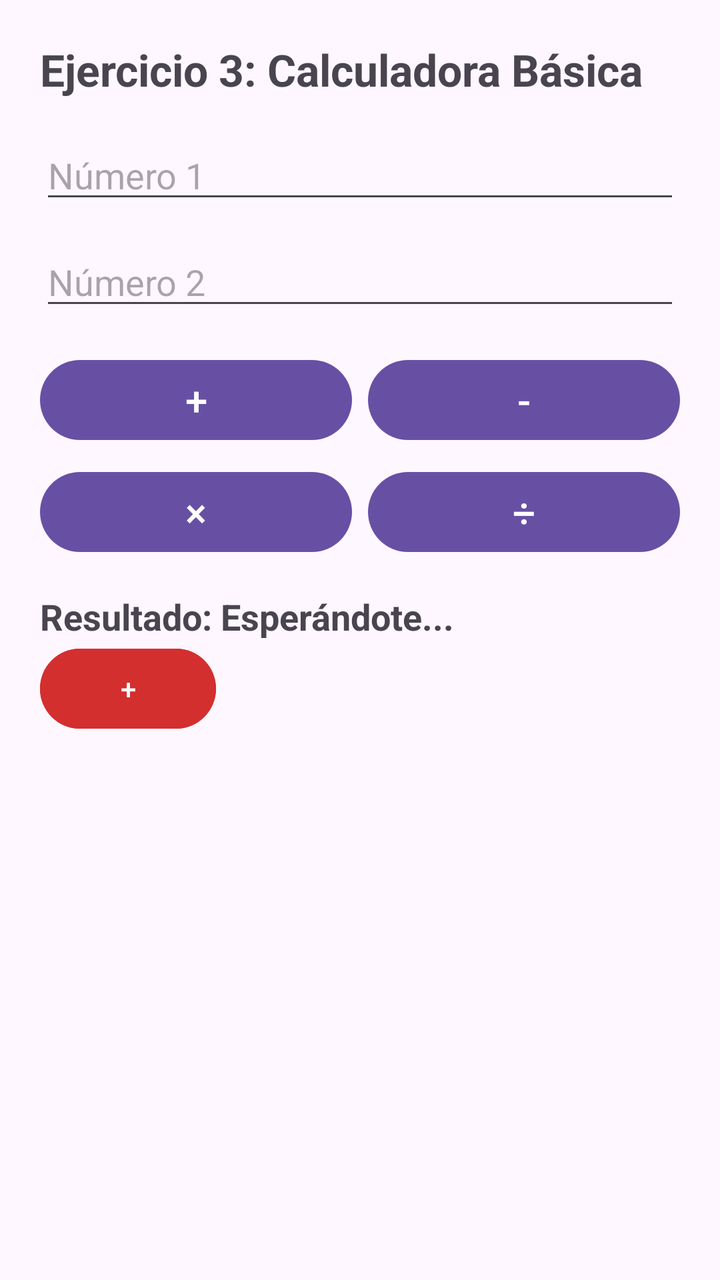
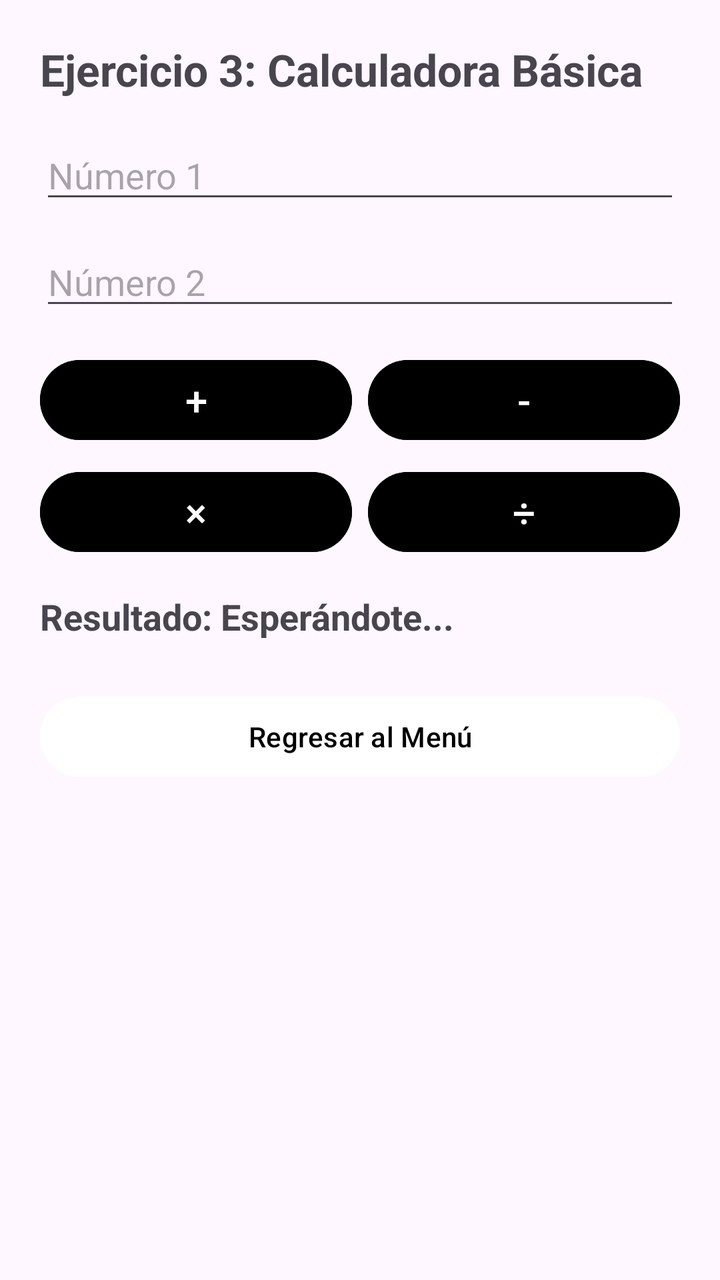

The first picture is an Android layout as it rendered before a commit; the second is the same layout after the commit. The layout source and the unified diff follow.
<!-- AndroidManifest.xml: application theme Theme.Desafio1DSML -->
<!-- res/layout/activity_ejercicio3.xml -->
<?xml version="1.0" encoding="utf-8"?>
<ScrollView xmlns:android="http://schemas.android.com/apk/res/android"
    xmlns:tools="http://schemas.android.com/tools"
    android:layout_width="match_parent"
    android:layout_height="match_parent"
    android:padding="20dp"
    tools:context=".Ejercicio3Activity">

    <LinearLayout
        android:layout_width="match_parent"
        android:layout_height="wrap_content"
        android:orientation="vertical">

        <TextView
            android:layout_width="wrap_content"
            android:layout_height="wrap_content"
            android:text="Ejercicio 3: Calculadora Básica"
            android:textSize="22sp"
            android:textStyle="bold"
            android:layout_marginBottom="16dp" />

        <EditText
            android:id="@+id/etNumero1"
            android:layout_width="match_parent"
            android:layout_height="wrap_content"
            android:hint="Número 1"
            android:inputType="numberDecimal|numberSigned"
            android:layout_marginBottom="12dp" />

        <EditText
            android:id="@+id/etNumero2"
            android:layout_width="match_parent"
            android:layout_height="wrap_content"
            android:hint="Número 2"
            android:inputType="numberDecimal|numberSigned"
            android:layout_marginBottom="16dp" />

        <LinearLayout
            android:layout_width="match_parent"
            android:layout_height="wrap_content"
            android:orientation="horizontal"
            android:weightSum="2"
            android:layout_marginBottom="8dp">

            <Button
                android:id="@+id/btnSuma"
                android:layout_width="0dp"
                android:layout_height="wrap_content"
                android:layout_weight="1"
                android:text="+"
                android:textSize="20sp"
                android:layout_marginEnd="4dp" />

            <Button
                android:id="@+id/btnResta"
                android:layout_width="0dp"
                android:layout_height="wrap_content"
                android:layout_weight="1"
                android:text="-"
                android:textSize="20sp"
                android:layout_marginStart="4dp" />
        </LinearLayout>

        <LinearLayout
            android:layout_width="match_parent"
            android:layout_height="wrap_content"
            android:orientation="horizontal"
            android:weightSum="2"
            android:layout_marginBottom="16dp">

            <Button
                android:id="@+id/btnMultiplicacion"
                android:layout_width="0dp"
                android:layout_height="wrap_content"
                android:layout_weight="1"
                android:text="×"
                android:textSize="20sp"
                android:layout_marginEnd="4dp" />

            <Button
                android:id="@+id/btnDivision"
                android:layout_width="0dp"
                android:layout_height="wrap_content"
                android:layout_weight="1"
                android:text="÷"
                android:textSize="20sp"
                android:layout_marginStart="4dp" />
        </LinearLayout>

        <TextView
            android:id="@+id/tvResultadoCalculadora"
            android:layout_width="match_parent"
            android:layout_height="wrap_content"
            android:text="Resultado: Esperándote..."
            android:textSize="18sp"
            android:textStyle="bold" />

        <Button
            android:id="@+id/btnCalcular"
            android:layout_width="wrap_content"
            android:layout_height="wrap_content"
            android:text="+"
            android:backgroundTint="@color/ejercicio3Red" />

    </LinearLayout>
</ScrollView>
<!-- resources referenced by this layout -->
<resources>
  <color name="ejercicio3Red">#D32F2F</color>
  <style name="Theme.Desafio1DSML" parent="Base.Theme.Desafio1DSML" />
  <style name="Base.Theme.Desafio1DSML" parent="Theme.Material3.DayNight.NoActionBar">
          
          
      </style>
</resources>

<!-- the commit's change to res/layout/activity_ejercicio3.xml (unified diff, before → after) -->
@@ -49,6 +49,8 @@
                 android:layout_weight="1"
                 android:text="+"
                 android:textSize="20sp"
+                android:backgroundTint="@color/black"
+                android:textColor="@color/white"
                 android:layout_marginEnd="4dp" />
 
             <Button
@@ -58,6 +60,8 @@
                 android:layout_weight="1"
                 android:text="-"
                 android:textSize="20sp"
+                android:backgroundTint="@color/black"
+                android:textColor="@color/white"
                 android:layout_marginStart="4dp" />
         </LinearLayout>
 
@@ -75,6 +79,8 @@
                 android:layout_weight="1"
                 android:text="×"
                 android:textSize="20sp"
+                android:backgroundTint="@color/black"
+                android:textColor="@color/white"
                 android:layout_marginEnd="4dp" />
 
             <Button
@@ -84,6 +90,8 @@
                 android:layout_weight="1"
                 android:text="÷"
                 android:textSize="20sp"
+                android:backgroundTint="@color/black"
+                android:textColor="@color/white"
                 android:layout_marginStart="4dp" />
         </LinearLayout>
 
@@ -93,14 +101,16 @@
             android:layout_height="wrap_content"
             android:text="Resultado: Esperándote..."
             android:textSize="18sp"
-            android:textStyle="bold" />
+            android:textStyle="bold"
+            android:layout_marginBottom="24dp" />
 
         <Button
-            android:id="@+id/btnCalcular"
-            android:layout_width="wrap_content"
+            android:id="@+id/btnRegresar3"
+            android:layout_width="match_parent"
             android:layout_height="wrap_content"
-            android:text="+"
-            android:backgroundTint="@color/ejercicio3Red" />
+            android:text="Regresar al Menú"
+            android:backgroundTint="@color/btnReturnWhite"
+            android:textColor="@color/black" />
 
     </LinearLayout>
 </ScrollView>
<!-- resource entries referenced after the edit -->
@@ -1,6 +1,8 @@
 <!-- resources referenced by this layout -->
 <resources>
-  <color name="ejercicio3Red">#D32F2F</color>
+  <color name="black">#FF000000</color>
+  <color name="btnReturnWhite">#FFFFFF</color>
+  <color name="white">#FFFFFFFF</color>
   <style name="Theme.Desafio1DSML" parent="Base.Theme.Desafio1DSML" />
   <style name="Base.Theme.Desafio1DSML" parent="Theme.Material3.DayNight.NoActionBar">
           
